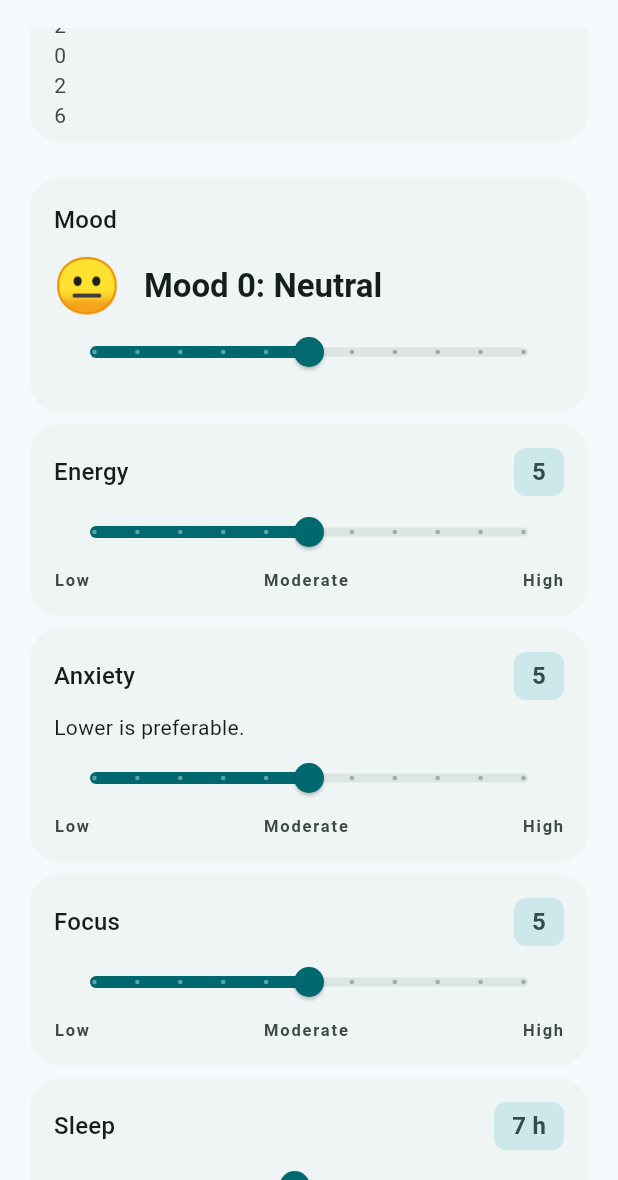
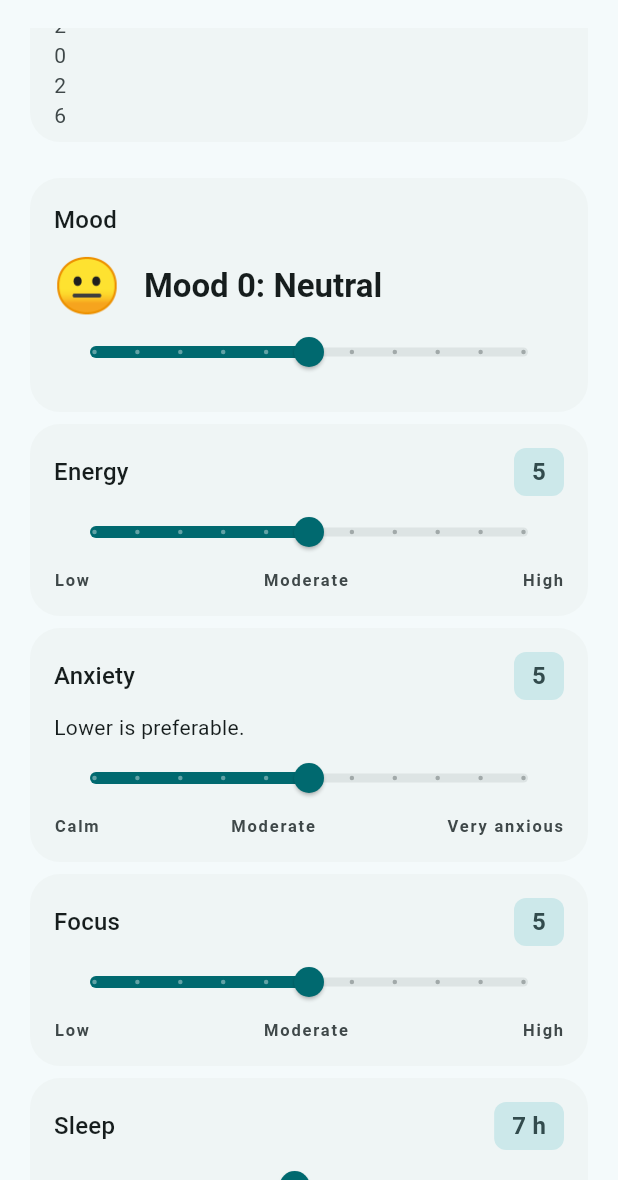
Before and after one commit to kasuken/DayPulse, a Flutter app: the CheckInScreen screen opened by its route, scrolled down 576 dp, on a phone screen of 412 x 824 dp, the part 56-1236 px from its top. Run offline on Flutter 3.47's test engine with Material 3 defaults, Android fonts, the phone set to English and light mode, and no system bars; drawn by our look-alikes of dynamic_color; our stand-ins replace drift, drift_flutter, fl_chart, flutter_local_notifications, flutter_riverpod, freezed_annotation and 4 more; accounts and stored records are empty; generated files the repository leaves out were written again.

Commit message:
Add direction-aware anxiety labels and mood emoji semantics

```diff
--- a/lib/core/widgets/metric_slider_tile.dart
+++ b/lib/core/widgets/metric_slider_tile.dart
@@ -18,6 +18,9 @@ class MetricSliderTile extends StatelessWidget {
     this.semanticValue,
     this.helperText,
     this.showRangeLabels = true,
+    this.lowLabel,
+    this.moderateLabel,
+    this.highLabel,
     super.key,
   });
 
@@ -48,12 +51,24 @@ class MetricSliderTile extends StatelessWidget {
   /// Whether to show low/moderate/high range labels.
   final bool showRangeLabels;
 
+  /// Optional low range label.
+  final String? lowLabel;
+
+  /// Optional moderate range label.
+  final String? moderateLabel;
+
+  /// Optional high range label.
+  final String? highLabel;
+
   /// Called when the slider changes.
   final ValueChanged<double> onChanged;
 
   @override
   Widget build(BuildContext context) {
     final l10n = AppLocalizations.of(context)!;
+    final effectiveLowLabel = lowLabel ?? l10n.metricLow;
+    final effectiveModerateLabel = moderateLabel ?? l10n.metricModerate;
+    final effectiveHighLabel = highLabel ?? l10n.metricHigh;
     return Card(
       child: Padding(
         padding: const EdgeInsets.all(AppSpacing.md),
@@ -106,12 +121,18 @@ class MetricSliderTile extends StatelessWidget {
               Row(
                 mainAxisAlignment: MainAxisAlignment.spaceBetween,
                 children: [
-                  Text(l10n.metricLow, style: AppTypography.eyebrow(context)),
                   Text(
-                    l10n.metricModerate,
+                    effectiveLowLabel,
                     style: AppTypography.eyebrow(context),
                   ),
-                  Text(l10n.metricHigh, style: AppTypography.eyebrow(context)),
+                  Text(
+                    effectiveModerateLabel,
+                    style: AppTypography.eyebrow(context),
+                  ),
+                  Text(
+                    effectiveHighLabel,
+                    style: AppTypography.eyebrow(context),
+                  ),
                 ],
               ),
           ],
--- a/lib/features/check_in/presentation/check_in_screen.dart
+++ b/lib/features/check_in/presentation/check_in_screen.dart
@@ -94,6 +94,9 @@ class _CheckInScreenState extends ConsumerState<CheckInScreen> {
                     divisions: 10,
                     displayValue: form.anxiety.toString(),
                     helperText: l10n.anxietyLowerPreferable,
+                    lowLabel: l10n.anxietyRangeCalm,
+                    moderateLabel: l10n.anxietyRangeModerate,
+                    highLabel: l10n.anxietyRangeVeryAnxious,
                     onChanged: (value) =>
                         _update(form.copyWith(anxiety: value.round())),
                   ),
--- a/lib/l10n/app_localizations.dart
+++ b/lib/l10n/app_localizations.dart
@@ -459,6 +459,24 @@ abstract class AppLocalizations {
   /// In en, this message translates to:
   /// **'High'**
   String get metricHigh;
+
+  /// Low anxiety range label under the anxiety slider.
+  ///
+  /// In en, this message translates to:
+  /// **'Calm'**
+  String get anxietyRangeCalm;
+
+  /// Moderate anxiety range label under the anxiety slider.
+  ///
+  /// In en, this message translates to:
+  /// **'Moderate'**
+  String get anxietyRangeModerate;
+
+  /// High anxiety range label under the anxiety slider.
+  ///
+  /// In en, this message translates to:
+  /// **'Very anxious'**
+  String get anxietyRangeVeryAnxious;
 
   /// Helper text for anxiety slider.
   ///
--- a/lib/l10n/app_localizations_en.dart
+++ b/lib/l10n/app_localizations_en.dart
@@ -205,6 +205,15 @@ class AppLocalizationsEn extends AppLocalizations {
 
   @override
   String get metricHigh => 'High';
+
+  @override
+  String get anxietyRangeCalm => 'Calm';
+
+  @override
+  String get anxietyRangeModerate => 'Moderate';
+
+  @override
+  String get anxietyRangeVeryAnxious => 'Very anxious';
 
   @override
   String get anxietyLowerPreferable => 'Lower is preferable.';
```
Also changed, not shown: lib/features/check_in/presentation/today_screen.dart (+6 -1 lines), lib/l10n/app_en.arb (+12 -0 lines).
